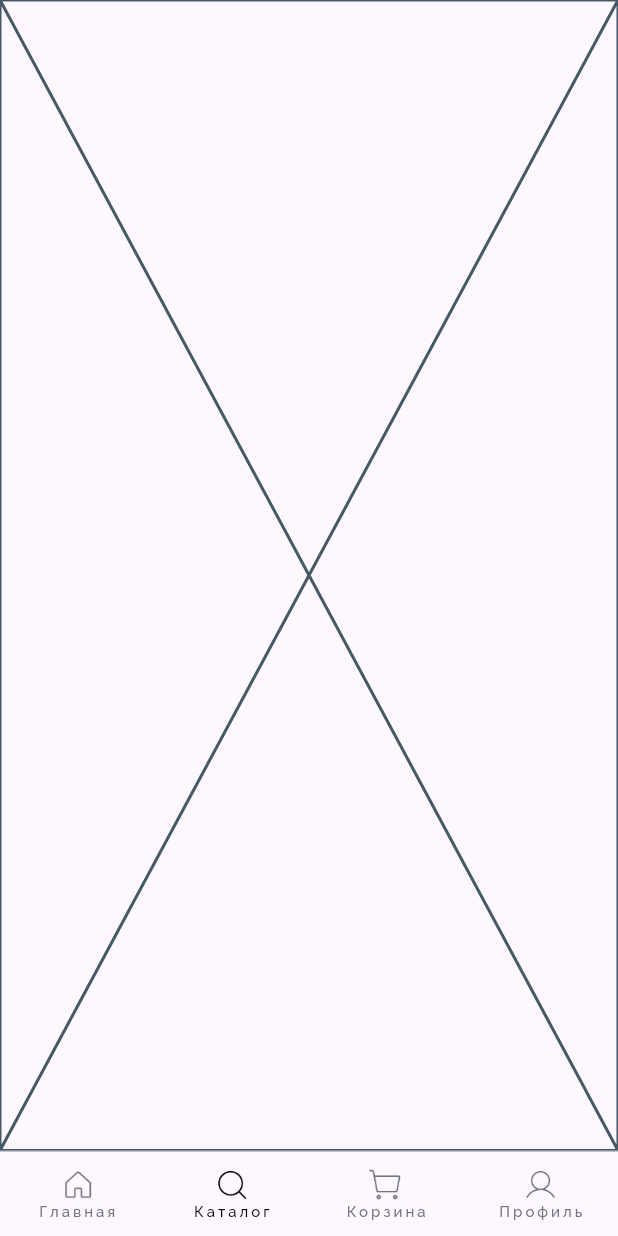
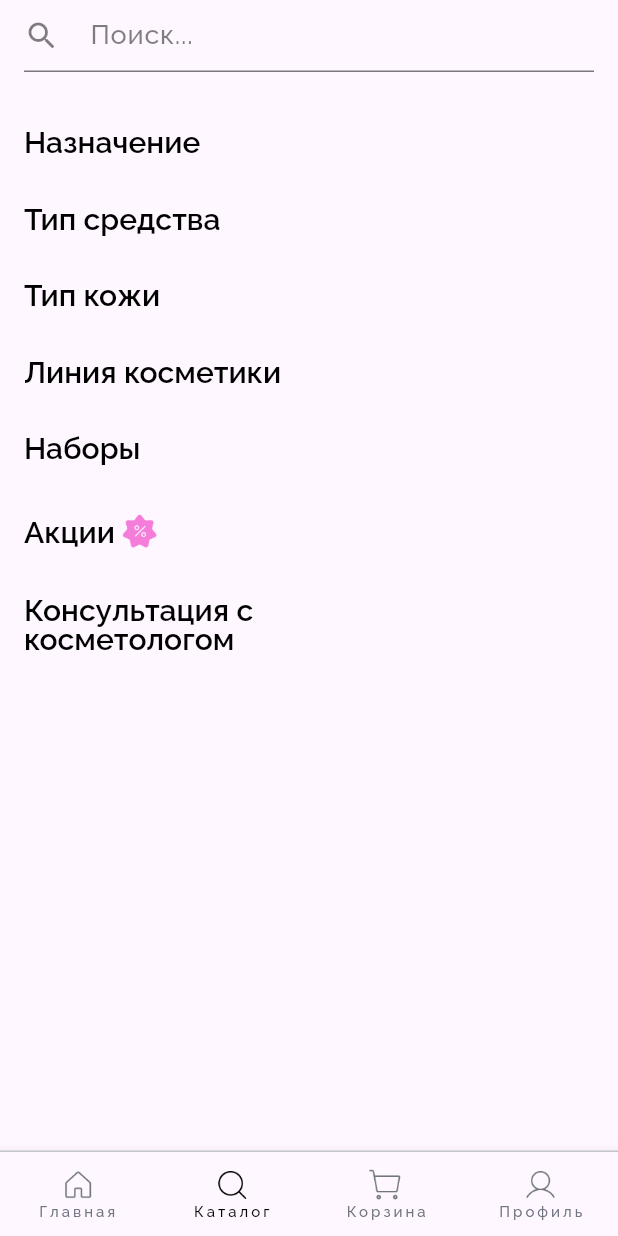
Before and after one commit to orozbaevelmar/flutter_cosmetics_store, a Flutter app: the screen it shows after launch, item 2 of the bottom bar chosen, on a phone screen of 412 x 824 dp. Run offline on Flutter 3.47's test engine with Material 3 defaults, Android fonts, the phone set to English and light mode, and no system bars; our stand-ins replace google_fonts.

Commit message:
catalog screen is in process

```diff
--- a/lib/ui_presentation/screens/catalog.dart
+++ b/lib/ui_presentation/screens/catalog.dart
@@ -1,10 +1,112 @@
 import 'package:flutter/material.dart';
+import 'package:flutter_cosmetics_store/constants/colors.dart';
+import 'package:flutter_cosmetics_store/constants/text_styles.dart';
+import 'package:google_fonts/google_fonts.dart';
 
 class CatalogScreen extends StatelessWidget {
-  const CatalogScreen({super.key});
+  CatalogScreen({super.key});
+  final TextEditingController controller = TextEditingController();
 
+  final List<String> list = [
+    'Назначение',
+    'Тип средства',
+    'Тип кожи',
+    'Линия косметики',
+    'Наборы',
+    'Акции',
+    'Консультация с косметологом '
+  ];
   @override
   Widget build(BuildContext context) {
-    return const Placeholder();
+    return SafeArea(
+      child: SingleChildScrollView(
+        child: Column(
+          crossAxisAlignment: CrossAxisAlignment.start,
+          children: [
+            _buildSearchField(),
+            SizedBox(height: 39),
+            _buildCategory(context),
+            SizedBox(height: 51),
+          ],
+        ),
+      ),
+    );
+  }
+
+  Widget _buildCategory(BuildContext context) {
+    return Container(
+      width: MediaQuery.of(context).size.width / 2,
+      margin: EdgeInsets.only(left: 16),
+      child: Column(
+        crossAxisAlignment: CrossAxisAlignment.start,
+        children: [
+          for (int i = 0; i < list.length; i++)
+            Padding(
+              padding: EdgeInsets.only(bottom: i < list.length ? 32 : 0),
+              child: RichText(
+                text: TextSpan(
+                  style: GoogleFonts.raleway(
+                    textStyle: TextStyle(
+                      fontWeight: FontWeight.w600,
+                      fontSize: 20,
+                      height: 18.53 / 20,
+                      color: MColor.black,
+                    ),
+                  ),
+                  children: [
+                    TextSpan(
+                      text: list[i],
+                    ),
+                    if (list[i] == 'Акции')
+                      WidgetSpan(
+                        child: Padding(
+                          padding: const EdgeInsets.only(left: 4),
+                          child: Image.asset(
+                            'assets/discount_icon_2.png',
+                            height: 25,
+                            width: 25,
+                          ),
+                        ),
+                      ),
+                  ],
+                ),
+              ),
+            ),
+        ],
+      ),
+    );
+  }
+
+  Widget _buildSearchField() {
+    return Padding(
+      padding: const EdgeInsets.symmetric(horizontal: 16),
+      child: TextField(
+        controller: controller,
+        onChanged: (value) {},
+        onTapOutside: (event) => FocusManager.instance.primaryFocus?.unfocus(),
+        decoration: InputDecoration(
+          prefixIcon: Padding(
+            padding: const EdgeInsets.only(right: 16),
+            child: Icon(
+              Icons.search_rounded,
+              size: 24,
+              color: MColor.black.withOpacity(0.5),
+            ),
+          ),
+          prefixIconConstraints: BoxConstraints(),
+          hintText: 'Поиск...',
+          hintStyle: GoogleFonts.raleway(
+            textStyle: TextStyle(
+              fontWeight: FontWeight.w500,
+              fontSize: 18,
+              height: 21.13 / 18,
+              color: MColor.black.withOpacity(0.5),
+            ),
+          ),
+          border: UnderlineInputBorder(
+              borderSide: BorderSide(color: MColor.black.withOpacity(0.2))),
+        ),
+      ),
+    );
   }
 }
--- a/lib/ui_presentation/screens/home/home.dart
+++ b/lib/ui_presentation/screens/home/home.dart
@@ -62,7 +62,24 @@ class _HomeScreenState extends State<HomeScreen> {
               list: _data.discountProducts,
             ),
           ),
-          GridView.builder(
+          _buildGridView(),
+          NewProductsText(text: 'Хиты'),
+          _buildGradientUnderline(MColor.leftToRightGradientColor3),
+          SizedBox(height: 25),
+          SizedBox(
+            height: 278.47,
+            child: CustomListView(
+              list: _data.hitProductsAtHomeScren,
+            ),
+          ),
+          SizedBox(height: 51),
+        ],
+      ),
+    );
+  }
+
+  Widget _buildGridView() {
+    return GridView.builder(
       padding: EdgeInsets.symmetric(horizontal: 16, vertical: 41),
       shrinkWrap: true,
       scrollDirection: Axis.vertical,
@@ -95,19 +112,6 @@ class _HomeScreenState extends State<HomeScreen> {
           ),
         );
       },
-          ),
-          NewProductsText(text: 'Хиты'),
-          _buildGradientUnderline(MColor.leftToRightGradientColor3),
-          SizedBox(height: 25),
-          SizedBox(
-            height: 278.47,
-            child: CustomListView(
-              list: _data.hitProductsAtHomeScren,
-            ),
-          ),
-          SizedBox(height: 51),
-        ],
-      ),
     );
   }
 
```
Also changed, not shown: assets/discount_icon_2.png (added). Lines whose indentation alone changed are shown as unchanged.
